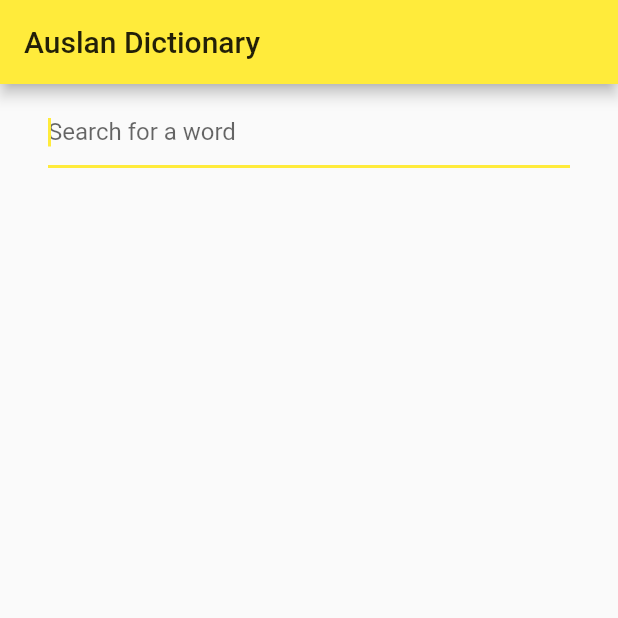
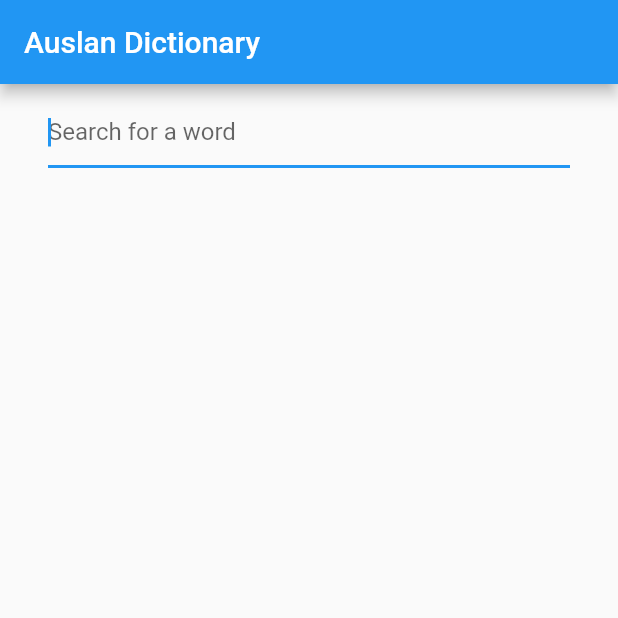
Before and after one commit to banool/auslan_dictionary, a Flutter app: the screen it shows after launch, on a phone screen of 412 x 824 dp, the top half of it. Run offline on Flutter 3.47's test engine with Material 2 defaults, Android fonts, the phone set to English and light mode, and no system bars; our stand-ins replace video_player.

Commit message:
[lib] Change main colour to blue

```diff
--- a/lib/main.dart
+++ b/lib/main.dart
@@ -4,6 +4,8 @@ import 'package:flutter/material.dart';
 import 'package:flutter/services.dart';
 
 import 'word_page.dart';
+
+const Color MAIN_COLOR = Colors.blue;
 
 void main() {
   runApp(MyApp());
@@ -25,7 +27,7 @@ class MyApp extends StatelessWidget {
           // or simply save your changes to "hot reload" in a Flutter IDE).
           // Notice that the counter didn't reset back to zero; the application
           // is not restarted.
-          primarySwatch: Colors.yellow,
+          primarySwatch: MAIN_COLOR,
           // This makes the visual density adapt to the platform that you run
           // the app on. For desktop platforms, the controls will be smaller and
           // closer together (more dense) than on mobile platforms.
@@ -161,6 +163,6 @@ Widget listItem(BuildContext context, String word) {
         MaterialPageRoute(builder: (context) => WordPage(word: word)),
       );
     },
-    splashColor: Colors.yellow,
+    splashColor: MAIN_COLOR,
   );
 }
```
